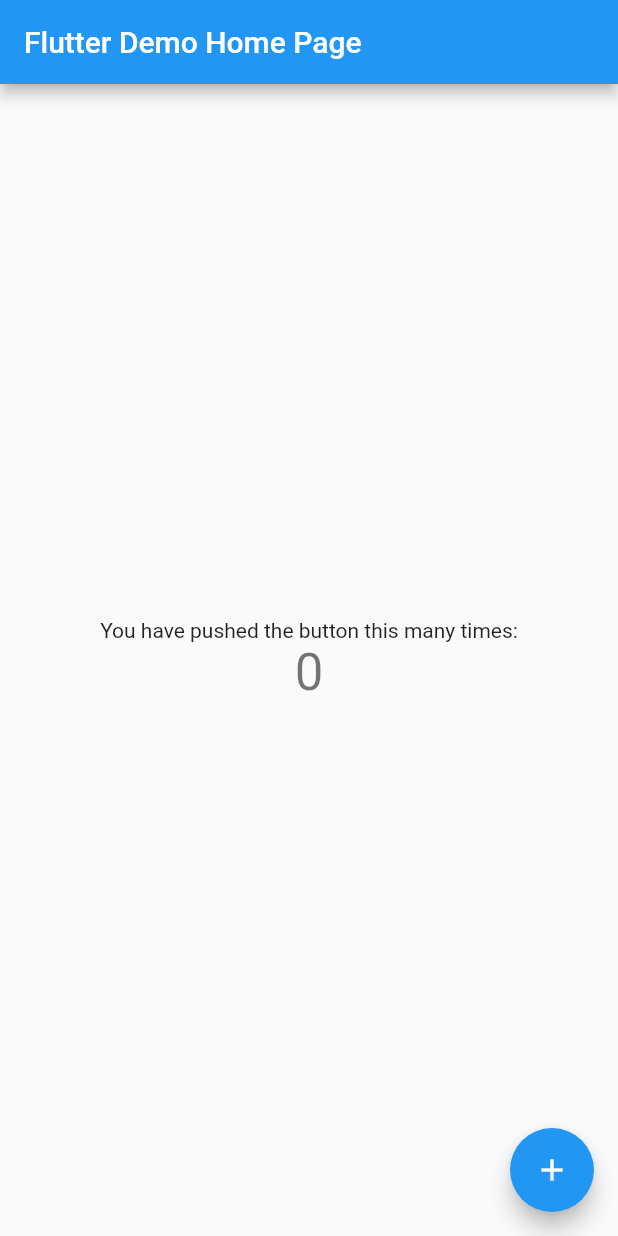
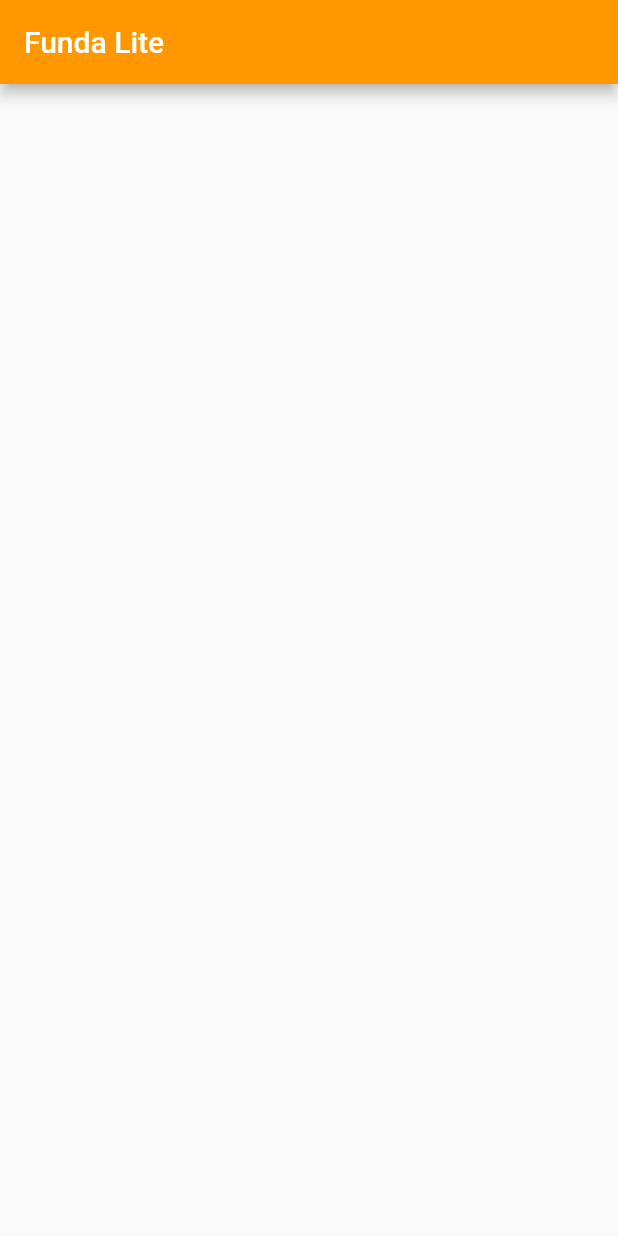
Before and after one commit to tomvanlieshout/funda_lite, a Flutter app: the screen it shows after launch, on a phone screen of 412 x 824 dp. Run offline on Flutter 3.47's test engine with Material 2 defaults, Android fonts, the phone set to English and light mode, and no system bars.

Commit message:
remove flutter-create boilerplate

```diff
--- a/lib/main.dart
+++ b/lib/main.dart
@@ -13,33 +13,15 @@
     return MaterialApp(
       title: 'Flutter Demo',
       theme: ThemeData(
-        // This is the theme of your application.
-        //
-        // Try running your application with "flutter run". You'll see the
-        // application has a blue toolbar. Then, without quitting the app, try
-        // changing the primarySwatch below to Colors.green and then invoke
-        // "hot reload" (press "r" in the console where you ran "flutter run",
-        // or simply save your changes to "hot reload" in a Flutter IDE).
-        // Notice that the counter didn't reset back to zero; the application
-        // is not restarted.
-        primarySwatch: Colors.blue,
+        primarySwatch: Colors.orange,
       ),
-      home: const MyHomePage(title: 'Flutter Demo Home Page'),
+      home: const MyHomePage(title: 'Funda Lite'),
     );
   }
 }
 
 class MyHomePage extends StatefulWidget {
   const MyHomePage({super.key, required this.title});
-
-  // This widget is the home page of your application. It is stateful, meaning
-  // that it has a State object (defined below) that contains fields that affect
-  // how it looks.
-
-  // This class is the configuration for the state. It holds the values (in this
-  // case the title) provided by the parent (in this case the App widget) and
-  // used by the build method of the State. Fields in a Widget subclass are
-  // always marked "final".
 
   final String title;
 
@@ -48,68 +30,21 @@
 }
 
 class _MyHomePageState extends State<MyHomePage> {
-  int _counter = 0;
-
-  void _incrementCounter() {
-    setState(() {
-      // This call to setState tells the Flutter framework that something has
-      // changed in this State, which causes it to rerun the build method below
-      // so that the display can reflect the updated values. If we changed
-      // _counter without calling setState(), then the build method would not be
-      // called again, and so nothing would appear to happen.
-      _counter++;
-    });
-  }
-
   @override
   Widget build(BuildContext context) {
-    // This method is rerun every time setState is called, for instance as done
-    // by the _incrementCounter method above.
-    //
-    // The Flutter framework has been optimized to make rerunning build methods
-    // fast, so that you can just rebuild anything that needs updating rather
-    // than having to individually change instances of widgets.
     return Scaffold(
       appBar: AppBar(
-        // Here we take the value from the MyHomePage object that was created by
-        // the App.build method, and use it to set our appbar title.
-        title: Text(widget.title),
+        title: Text(
+          widget.title,
+          style: const TextStyle(color: Colors.white),
+        ),
       ),
       body: Center(
-        // Center is a layout widget. It takes a single child and positions it
-        // in the middle of the parent.
         child: Column(
-          // Column is also a layout widget. It takes a list of children and
-          // arranges them vertically. By default, it sizes itself to fit its
-          // children horizontally, and tries to be as tall as its parent.
-          //
-          // Invoke "debug painting" (press "p" in the console, choose the
-          // "Toggle Debug Paint" action from the Flutter Inspector in Android
-          // Studio, or the "Toggle Debug Paint" command in Visual Studio Code)
-          // to see the wireframe for each widget.
-          //
-          // Column has various properties to control how it sizes itself and
-          // how it positions its children. Here we use mainAxisAlignment to
-          // center the children vertically; the main axis here is the vertical
-          // axis because Columns are vertical (the cross axis would be
-          // horizontal).
           mainAxisAlignment: MainAxisAlignment.center,
-          children: <Widget>[
-            const Text(
-              'You have pushed the button this many times:',
-            ),
-            Text(
-              '$_counter',
-              style: Theme.of(context).textTheme.headlineMedium,
-            ),
-          ],
+          children: const <Widget>[],
         ),
       ),
-      floatingActionButton: FloatingActionButton(
-        onPressed: _incrementCounter,
-        tooltip: 'Increment',
-        child: const Icon(Icons.add),
-      ), // This trailing comma makes auto-formatting nicer for build methods.
     );
   }
 }
```
